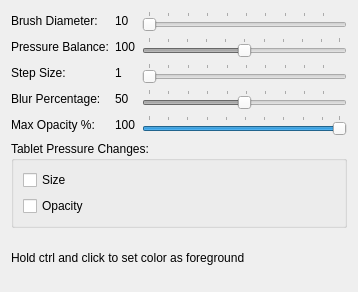
Above: designer/BrushOptionsWidgetUi.ui from skitzycat/beedraw before the change. Below: the same form after it.
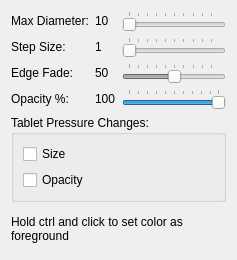
That is the form after the change.

Commit message: shrank down some tool option boxes and updated version number for release

Diff of the .ui file:
```diff
--- a/designer/BrushOptionsWidgetUi.ui
+++ b/designer/BrushOptionsWidgetUi.ui
@@ -6,8 +6,8 @@
    <rect>
     <x>0</x>
     <y>0</y>
-    <width>358</width>
-    <height>292</height>
+    <width>237</width>
+    <height>260</height>
    </rect>
   </property>
   <property name="windowTitle">
@@ -19,7 +19,7 @@
      <item row="0" column="0">
       <widget class="QLabel" name="label">
        <property name="text">
-        <string>Brush Diameter:</string>
+        <string>Max Diameter:</string>
        </property>
       </widget>
      </item>
@@ -47,59 +47,20 @@
       </widget>
      </item>
      <item row="1" column="0">
-      <widget class="QLabel" name="label_2">
-       <property name="text">
-        <string>Pressure Balance:</string>
-       </property>
-      </widget>
-     </item>
-     <item row="1" column="1">
-      <widget class="QLabel" name="pressurebalancedisplay">
-       <property name="text">
-        <string>100</string>
-       </property>
-      </widget>
-     </item>
-     <item row="1" column="2">
-      <widget class="QSlider" name="pressurebalance">
-       <property name="enabled">
-        <bool>false</bool>
-       </property>
-       <property name="minimum">
-        <number>1</number>
-       </property>
-       <property name="maximum">
-        <number>200</number>
-       </property>
-       <property name="value">
-        <number>100</number>
-       </property>
-       <property name="orientation">
-        <enum>Qt::Horizontal</enum>
-       </property>
-       <property name="tickPosition">
-        <enum>QSlider::TicksAbove</enum>
-       </property>
-       <property name="tickInterval">
-        <number>20</number>
-       </property>
-      </widget>
-     </item>
-     <item row="2" column="0">
       <widget class="QLabel" name="label_3">
        <property name="text">
         <string>Step Size:</string>
        </property>
       </widget>
      </item>
-     <item row="2" column="1">
+     <item row="1" column="1">
       <widget class="QLabel" name="stepsizedisplay">
        <property name="text">
         <string>1</string>
        </property>
       </widget>
      </item>
-     <item row="2" column="2">
+     <item row="1" column="2">
       <widget class="QSlider" name="stepsize">
        <property name="minimum">
         <number>1</number>
@@ -112,21 +73,21 @@
        </property>
       </widget>
      </item>
-     <item row="3" column="0">
+     <item row="2" column="0">
       <widget class="QLabel" name="label_4">
        <property name="text">
-        <string>Blur Percentage:</string>
+        <string>Edge Fade:</string>
        </property>
       </widget>
      </item>
-     <item row="3" column="1">
+     <item row="2" column="1">
       <widget class="QLabel" name="blurdisplay">
        <property name="text">
         <string>50</string>
        </property>
       </widget>
      </item>
-     <item row="3" column="2">
+     <item row="2" column="2">
       <widget class="QSlider" name="blurslider">
        <property name="enabled">
         <bool>false</bool>
@@ -148,21 +109,21 @@
        </property>
       </widget>
      </item>
-     <item row="4" column="0">
+     <item row="3" column="0">
       <widget class="QLabel" name="label_6">
        <property name="text">
-        <string>Max Opacity %:</string>
+        <string>Opacity %:</string>
        </property>
       </widget>
      </item>
-     <item row="4" column="1">
+     <item row="3" column="1">
       <widget class="QLabel" name="opacity_display">
        <property name="text">
         <string>100</string>
        </property>
       </widget>
      </item>
-     <item row="4" column="2">
+     <item row="3" column="2">
       <widget class="QSlider" name="opacity_slider">
        <property name="minimum">
         <number>1</number>
@@ -214,6 +175,9 @@
      <property name="text">
       <string>Hold ctrl and click to set color as foreground</string>
      </property>
+     <property name="wordWrap">
+      <bool>true</bool>
+     </property>
     </widget>
    </item>
   </layout>
```
The commit also changes 4 other files.
